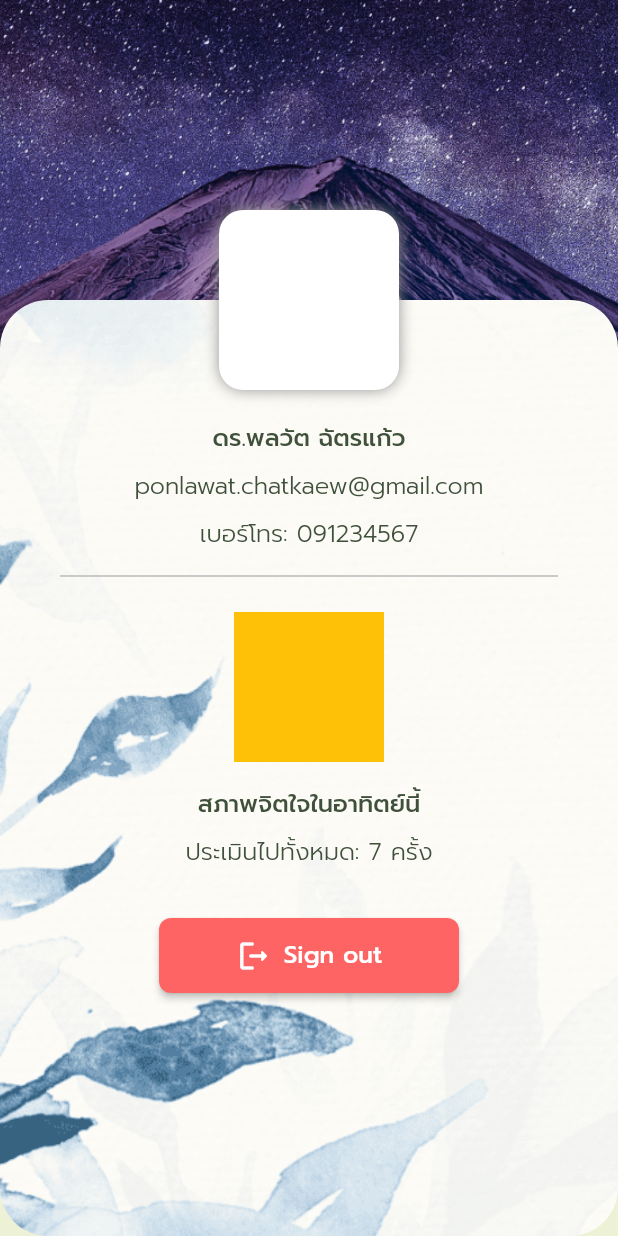
After one commit to ponlawat2001/Mental-assessment, a Flutter app: the ProfileScreen screen opened directly, on a phone screen of 412 x 824 dp. The commit adds this screen. Run offline on Flutter 3.47's test engine with Material 2 defaults, Android fonts, the phone set to English and light mode, and no system bars; our stand-ins replace dio, email_validator, firebase_auth, firebase_core, flutter_svg, get and 2 more; missing offline and left inert: flutter_facebook_auth, shadow_overlay; accounts and stored records are empty; statements that could not run were skipped; project files that could hold a hidden picture were left out.

Commit message:
new: profile added

```diff
--- a/lib/routes/routedata.dart
+++ b/lib/routes/routedata.dart
@@ -5,7 +5,7 @@ import 'package:mentalassessment/views/welcome.dart';
 
 import '../views/login/forgetpassword.dart';
 import '../views/login/forgetpassword_success.dart';
-import '../views/login/home.dart';
+import '../views/home.dart';
 import '../views/login/login.dart';
 import '../views/login/register.dart';
 import '../views/login/register_success.dart';
--- /dev/null
+++ b/lib/views/profile/profile.dart
@@ -0,0 +1,145 @@
+import 'package:flutter/material.dart';
+import 'package:mentalassessment/constants/assets.dart';
+import 'package:mentalassessment/services/auth_service.dart';
+
+import '../../constants/theme.dart';
+
+class ProfileScreen extends StatefulWidget {
+  const ProfileScreen({super.key});
+
+  @override
+  State<ProfileScreen> createState() => _ProfileScreenState();
+}
+
+class _ProfileScreenState extends State<ProfileScreen> {
+  @override
+  Widget build(BuildContext context) {
+    return Scaffold(
+      body: Stack(
+        alignment: Alignment.topCenter,
+        children: [
+          Container(
+            height: 300,
+            decoration: const BoxDecoration(
+                image: DecorationImage(
+                    image: AssetImage(Assets.imageBackground3_1),
+                    fit: BoxFit.cover)),
+          ),
+          Column(
+            children: [
+              const SizedBox(
+                height: 200,
+              ),
+              Expanded(
+                child: Container(
+                  padding:
+                      const EdgeInsets.symmetric(vertical: 80, horizontal: 16),
+                  decoration: BoxDecoration(
+                      borderRadius: BorderRadius.circular(32),
+                      image: const DecorationImage(
+                          fit: BoxFit.cover,
+                          image: AssetImage(Assets.imageBackground3))),
+                  child: Column(
+                    children: [
+                      Text(
+                        'ดร.พลวัต ฉัตรแก้ว',
+                        style: Theme.of(context).textTheme.titleLarge,
+                      ),
+                      const SizedBox(height: 8),
+                      Text(
+                        'ponlawat.chatkaew@gmail.com',
+                        style: Theme.of(context)
+                            .textTheme
+                            .labelMedium!
+                            .copyWith(color: ColorTheme.main5, fontSize: 16),
+                      ),
+                      const SizedBox(height: 8),
+                      Text(
+                        'เบอร์โทร: 091234567',
+                        style: Theme.of(context)
+                            .textTheme
+                            .labelMedium!
+                            .copyWith(color: ColorTheme.main5, fontSize: 16),
+                      ),
+                      Padding(
+                        padding: const EdgeInsets.symmetric(
+                            horizontal: 24, vertical: 8),
+                        child: Divider(
+                          color: ColorTheme.stroke,
+                        ),
+                      ),
+                      const SizedBox(height: 8),
+                      Container(
+                        width: 100,
+                        height: 100,
+                        color: Colors.amber,
+                      ),
+                      const SizedBox(height: 16),
+                      Text(
+                        'สภาพจิตใจในอาทิตย์นี้',
+                        style: Theme.of(context).textTheme.titleLarge,
+                      ),
+                      const SizedBox(height: 8),
+                      Text(
+                        'ประเมินไปทั้งหมด: 7 ครั้ง',
+                        style: Theme.of(context)
+                            .textTheme
+                            .labelMedium!
+                            .copyWith(color: ColorTheme.main5, fontSize: 16),
+                      ),
+                      const SizedBox(height: 32),
+                      SizedBox(
+                        width: 200,
+                        child: ElevatedButton(
+                            style: ElevatedButton.styleFrom(
+                              backgroundColor: ColorTheme.validation,
+                              textStyle: TextStyle(
+                                  fontFamily: 'Prompt',
+                                  color: ColorTheme.white,
+                                  fontWeight: FontWeight.w500,
+                                  fontSize: 16),
+                              padding: const EdgeInsets.symmetric(
+                                  vertical: 8, horizontal: 8),
+                            ),
+                            onPressed: () {
+                              AuthService.signOut(context);
+                            },
+                            child: const Row(
+                              mainAxisAlignment: MainAxisAlignment.center,
+                              children: [
+                                Icon(
+                                  Icons.logout_rounded,
+                                ),
+                                SizedBox(width: 8),
+                                Text('Sign out'),
+                              ],
+                            )),
+                      )
+                    ],
+                  ),
+                ),
+              ),
+            ],
+          ),
+          Positioned(
+            top: 140,
+            child: Container(
+              width: 120,
+              height: 120,
+              decoration: BoxDecoration(
+                color: Colors.white,
+                borderRadius: BorderRadius.circular(16),
+                boxShadow: [
+                  BoxShadow(
+                    color: ColorTheme.lightGray2,
+                    blurRadius: 8.0,
+                  ),
+                ],
+              ),
+            ),
+          ),
+        ],
+      ),
+    );
+  }
+}
```
